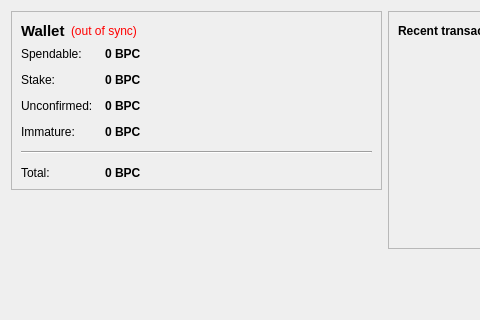
This is src/qt/forms/overviewpage.ui in RNGcoin/BitpopCoin as Qt 5 draws it before an edit; both pictures show x 0 to 480 and y 0 to 320 of the 770 by 487 pixel window. The edited form follows.
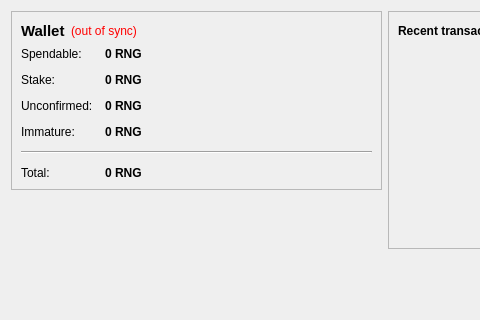
This is the edited form. Icons and pictures are not drawn.

```diff
--- a/src/qt/forms/overviewpage.ui
+++ b/src/qt/forms/overviewpage.ui
@@ -105,7 +105,7 @@
              <string>Your current spendable balance</string>
             </property>
             <property name="text">
-             <string notr="true">0 BPC</string>
+             <string notr="true">0 RNG</string>
             </property>
             <property name="textInteractionFlags">
              <set>Qt::LinksAccessibleByMouse|Qt::TextSelectableByKeyboard|Qt::TextSelectableByMouse</set>
@@ -134,7 +134,7 @@
              <string>Total of coins that was staked, and do not yet count toward the current balance</string>
             </property>
             <property name="text">
-             <string notr="true">0 BPC</string>
+             <string notr="true">0 RNG</string>
             </property>
             <property name="textInteractionFlags">
              <set>Qt::LinksAccessibleByMouse|Qt::TextSelectableByKeyboard|Qt::TextSelectableByMouse</set>
@@ -163,7 +163,7 @@
              <string>Total of transactions that have yet to be confirmed, and do not yet count toward the current balance</string>
             </property>
             <property name="text">
-             <string notr="true">0 BPC</string>
+             <string notr="true">0 RNG</string>
             </property>
             <property name="textInteractionFlags">
              <set>Qt::LinksAccessibleByMouse|Qt::TextSelectableByKeyboard|Qt::TextSelectableByMouse</set>
@@ -189,7 +189,7 @@
              <string>Mined balance that has not yet matured</string>
             </property>
             <property name="text">
-             <string notr="true">0 BPC</string>
+             <string notr="true">0 RNG</string>
             </property>
             <property name="textInteractionFlags">
              <set>Qt::LinksAccessibleByMouse|Qt::TextSelectableByKeyboard|Qt::TextSelectableByMouse</set>
@@ -225,7 +225,7 @@
              <string>Your current total balance</string>
             </property>
             <property name="text">
-             <string notr="true">0 BPC</string>
+             <string notr="true">0 RNG</string>
             </property>
             <property name="textInteractionFlags">
              <set>Qt::LinksAccessibleByMouse|Qt::TextSelectableByKeyboard|Qt::TextSelectableByMouse</set>
```
Left out of the diff: 4 changed lines with no effect on the pictures.
